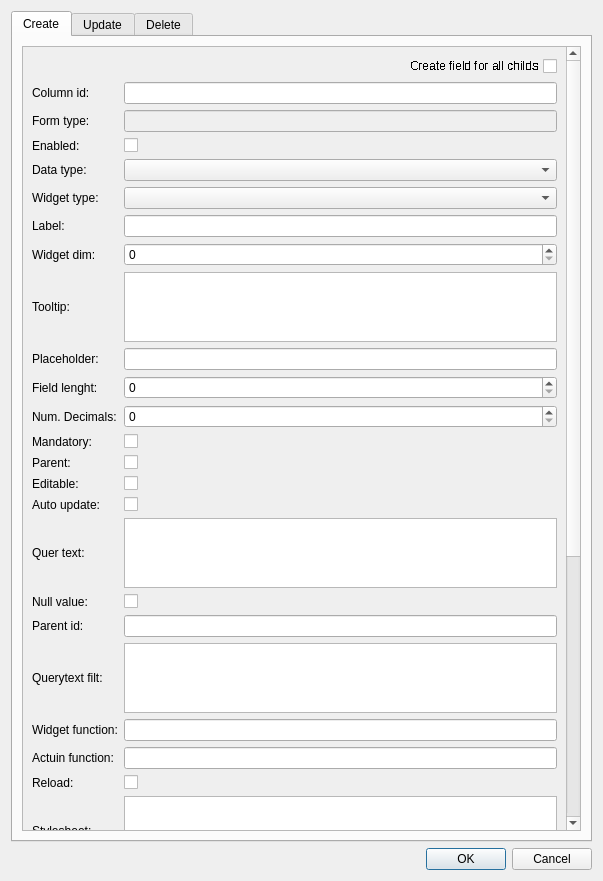
Giswater/giswater_qgis_plugin, file ui/manage_addfields.ui: the form before one commit.
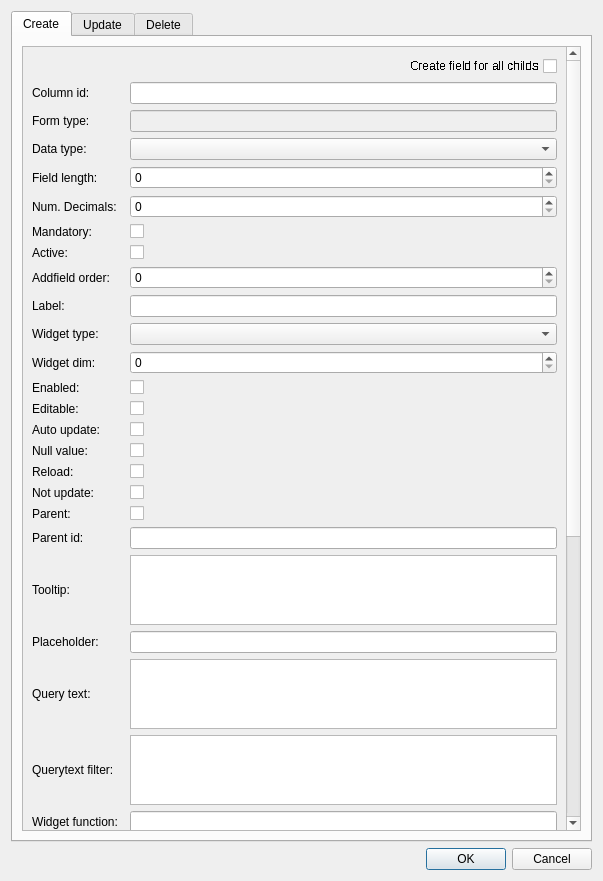
The form after the commit.

What changed in the file:
```diff
--- a/ui/manage_addfields.ui
+++ b/ui/manage_addfields.ui
@@ -65,22 +65,15 @@
            <rect>
             <x>0</x>
             <y>0</y>
-            <width>542</width>
-            <height>1148</height>
+            <width>530</width>
+            <height>1418</height>
            </rect>
           </property>
           <layout class="QGridLayout" name="gridLayout_9">
-           <item row="8" column="0">
-            <widget class="QLabel" name="lbl_61">
-             <property name="text">
-              <string>Widget dim:</string>
-             </property>
-            </widget>
+           <item row="1" column="2">
+            <widget class="QLineEdit" name="column_id"/>
            </item>
-           <item row="12" column="1">
-            <widget class="QSpinBox" name="field_length"/>
-           </item>
-           <item row="2" column="1">
+           <item row="2" column="2">
             <widget class="QLineEdit" name="formtype">
              <property name="enabled">
               <bool>false</bool>
@@ -90,170 +83,47 @@
              </property>
             </widget>
            </item>
-           <item row="12" column="0">
-            <widget class="QLabel" name="lbl_60">
-             <property name="text">
-              <string>Field lenght:</string>
-             </property>
-            </widget>
-           </item>
-           <item row="14" column="0">
-            <widget class="QLabel" name="lbl_59">
-             <property name="text">
-              <string>Mandatory:</string>
-             </property>
-            </widget>
-           </item>
-           <item row="1" column="1">
-            <widget class="QLineEdit" name="column_id"/>
-           </item>
-           <item row="26" column="1">
+           <item row="43" column="2">
             <widget class="QLineEdit" name="action_function"/>
            </item>
-           <item row="16" column="0">
-            <widget class="QLabel" name="lbl_56">
-             <property name="text">
-              <string>Editable:</string>
-             </property>
-            </widget>
-           </item>
-           <item row="17" column="1">
+           <item row="26" column="2">
             <widget class="QCheckBox" name="isautoupdate">
              <property name="text">
               <string/>
              </property>
             </widget>
            </item>
-           <item row="27" column="0">
-            <widget class="QLabel" name="lbl_75">
+           <item row="16" column="0">
+            <widget class="QLabel" name="lbl_61">
              <property name="text">
-              <string>Reload:</string>
+              <string>Widget dim:</string>
              </property>
             </widget>
            </item>
-           <item row="11" column="1">
-            <widget class="QLineEdit" name="placeholder"/>
-           </item>
-           <item row="8" column="1">
-            <widget class="QSpinBox" name="widgetdim"/>
-           </item>
-           <item row="6" column="1">
-            <widget class="QComboBox" name="widgettype"/>
-           </item>
-           <item row="30" column="1">
-            <widget class="QCheckBox" name="isnotupdate">
-             <property name="text">
-              <string/>
-             </property>
-            </widget>
-           </item>
-           <item row="27" column="1">
-            <widget class="QCheckBox" name="isreload">
-             <property name="text">
-              <string/>
-             </property>
-            </widget>
-           </item>
-           <item row="17" column="0">
-            <widget class="QLabel" name="lbl_63">
-             <property name="text">
-              <string>Auto update:</string>
-             </property>
-            </widget>
-           </item>
-           <item row="24" column="1">
-            <widget class="QLineEdit" name="widgetfunction"/>
-           </item>
-           <item row="13" column="1">
-            <widget class="QSpinBox" name="num_decimals"/>
-           </item>
-           <item row="9" column="0">
-            <widget class="QLabel" name="lbl_55">
-             <property name="text">
-              <string>Tooltip:</string>
-             </property>
-            </widget>
-           </item>
-           <item row="11" column="0">
-            <widget class="QLabel" name="lbl_57">
-             <property name="text">
-              <string>Placeholder:</string>
-             </property>
-            </widget>
-           </item>
-           <item row="7" column="0">
-            <widget class="QLabel" name="lbl_72">
-             <property name="text">
-              <string>Label:</string>
-             </property>
-            </widget>
-           </item>
-           <item row="21" column="0">
-            <widget class="QLabel" name="lbl_68">
-             <property name="text">
-              <string>Parent id:</string>
-             </property>
-            </widget>
-           </item>
-           <item row="26" column="0">
-            <widget class="QLabel" name="lbl_66">
-             <property name="text">
-              <string>Actuin function:</string>
-             </property>
-            </widget>
-           </item>
-           <item row="33" column="0">
-            <widget class="QLabel" name="lbl_79">
-             <property name="text">
-              <string>List filter param:</string>
-             </property>
-            </widget>
-           </item>
-           <item row="24" column="0">
-            <widget class="QLabel" name="lbl_67">
-             <property name="text">
-              <string>Widget function:</string>
-             </property>
-            </widget>
-           </item>
-           <item row="15" column="1">
-            <widget class="QCheckBox" name="isparent">
-             <property name="text">
-              <string/>
-             </property>
-            </widget>
-           </item>
-           <item row="35" column="0">
-            <widget class="QLabel" name="lbl_80">
-             <property name="text">
-              <string>Editability:</string>
-             </property>
-            </widget>
-           </item>
-           <item row="30" column="0">
-            <widget class="QLabel" name="lbl_77">
-             <property name="text">
-              <string>Not update:</string>
-             </property>
-            </widget>
-           </item>
-           <item row="28" column="0">
+           <item row="45" column="0">
             <widget class="QLabel" name="lbl_78">
              <property name="text">
               <string>Stylesheet:</string>
              </property>
             </widget>
            </item>
-           <item row="21" column="1">
-            <widget class="QLineEdit" name="dv_parent_id"/>
+           <item row="52" column="0">
+            <widget class="QLabel" name="lbl_80">
+             <property name="text">
+              <string>Editability:</string>
+             </property>
+            </widget>
            </item>
-           <item row="31" column="0">
+           <item row="48" column="0">
             <widget class="QLabel" name="lbl_76">
              <property name="text">
               <string>Typeahead:</string>
              </property>
             </widget>
            </item>
+           <item row="41" column="2">
+            <widget class="QLineEdit" name="widgetfunction"/>
+           </item>
            <item row="4" column="0">
             <widget class="QLabel" name="lbl_73">
              <property name="text">
@@ -261,17 +131,20 @@
              </property>
             </widget>
            </item>
-           <item row="20" column="1">
-            <widget class="QCheckBox" name="dv_isnullvalue">
+           <item row="14" column="2">
+            <widget class="QComboBox" name="widgettype"/>
+           </item>
+           <item row="43" column="0">
+            <widget class="QLabel" name="lbl_66">
              <property name="text">
-              <string/>
+              <string>Action function:</string>
              </property>
             </widget>
            </item>
-           <item row="14" column="1">
-            <widget class="QCheckBox" name="ismandatory">
+           <item row="26" column="0">
+            <widget class="QLabel" name="lbl_63">
              <property name="text">
-              <string/>
+              <string>Auto update:</string>
              </property>
             </widget>
            </item>
@@ -282,10 +155,17 @@
              </property>
             </widget>
            </item>
-           <item row="18" column="0">
+           <item row="41" column="0">
+            <widget class="QLabel" name="lbl_67">
+             <property name="text">
+              <string>Widget function:</string>
+             </property>
+            </widget>
+           </item>
+           <item row="35" column="0">
             <widget class="QLabel" name="lbl_65">
              <property name="text">
-              <string>Quer text:</string>
+              <string>Query text:</string>
              </property>
             </widget>
            </item>
@@ -296,87 +176,235 @@
              </property>
             </widget>
            </item>
-           <item row="6" column="0">
+           <item row="14" column="0">
             <widget class="QLabel" name="lbl_71">
              <property name="text">
               <string>Widget type:</string>
              </property>
             </widget>
            </item>
-           <item row="7" column="1">
-            <widget class="QLineEdit" name="label"/>
-           </item>
-           <item row="20" column="0">
-            <widget class="QLabel" name="lbl_69">
+           <item row="50" column="0">
+            <widget class="QLabel" name="lbl_79">
              <property name="text">
-              <string>Null value:</string>
+              <string>List filter param:</string>
              </property>
             </widget>
            </item>
-           <item row="15" column="0">
-            <widget class="QLabel" name="lbl_62">
+           <item row="48" column="2">
+            <widget class="QPlainTextEdit" name="typeahead"/>
+           </item>
+           <item row="52" column="2">
+            <widget class="QPlainTextEdit" name="editability"/>
+           </item>
+           <item row="50" column="2">
+            <widget class="QPlainTextEdit" name="listfilterparam"/>
+           </item>
+           <item row="35" column="2">
+            <widget class="QPlainTextEdit" name="dv_querytext"/>
+           </item>
+           <item row="4" column="2">
+            <widget class="QComboBox" name="datatype"/>
+           </item>
+           <item row="0" column="2">
+            <widget class="QCheckBox" name="chk_multi_insert">
+             <property name="font">
+              <font>
+               <stylestrategy>NoAntialias</stylestrategy>
+              </font>
+             </property>
+             <property name="layoutDirection">
+              <enum>Qt::RightToLeft</enum>
+             </property>
              <property name="text">
-              <string>Parent:</string>
+              <string>Create field for all childs</string>
              </property>
             </widget>
            </item>
-           <item row="13" column="0">
+           <item row="9" column="2">
+            <widget class="QSpinBox" name="num_decimals"/>
+           </item>
+           <item row="9" column="0">
             <widget class="QLabel" name="lbl_58">
              <property name="text">
               <string>Num. Decimals:</string>
              </property>
             </widget>
            </item>
-           <item row="22" column="0">
-            <widget class="QLabel" name="lbl_64">
-             <property name="text">
-              <string>Querytext filt:</string>
-             </property>
-            </widget>
-           </item>
-           <item row="16" column="1">
-            <widget class="QCheckBox" name="iseditable">
-             <property name="text">
-              <string/>
-             </property>
-            </widget>
-           </item>
-           <item row="3" column="0">
+           <item row="21" column="0">
             <widget class="QLabel" name="lbl_74">
              <property name="text">
               <string>Enabled:</string>
              </property>
             </widget>
            </item>
-           <item row="22" column="1">
+           <item row="6" column="2">
+            <widget class="QSpinBox" name="field_length"/>
+           </item>
+           <item row="6" column="0">
+            <widget class="QLabel" name="lbl_60">
+             <property name="text">
+              <string>Field length:</string>
+             </property>
+            </widget>
+           </item>
+           <item row="13" column="0">
+            <widget class="QLabel" name="lbl_72">
+             <property name="text">
+              <string>Label:</string>
+             </property>
+            </widget>
+           </item>
+           <item row="22" column="0">
+            <widget class="QLabel" name="lbl_56">
+             <property name="text">
+              <string>Editable:</string>
+             </property>
+            </widget>
+           </item>
+           <item row="10" column="0">
+            <widget class="QLabel" name="lbl_59">
+             <property name="text">
+              <string>Mandatory:</string>
+             </property>
+            </widget>
+           </item>
+           <item row="32" column="0">
+            <widget class="QLabel" name="lbl_68">
+             <property name="text">
+              <string>Parent id:</string>
+             </property>
+            </widget>
+           </item>
+           <item row="13" column="2">
+            <widget class="QLineEdit" name="label"/>
+           </item>
+           <item row="30" column="0">
+            <widget class="QLabel" name="lbl_62">
+             <property name="text">
+              <string>Parent:</string>
+             </property>
+            </widget>
+           </item>
+           <item row="36" column="2">
             <widget class="QPlainTextEdit" name="dv_querytext_filterc"/>
            </item>
-           <item row="33" column="1">
-            <widget class="QPlainTextEdit" name="listfilterparam"/>
+           <item row="36" column="0">
+            <widget class="QLabel" name="lbl_64">
+             <property name="text">
+              <string>Querytext filter:</string>
+             </property>
+            </widget>
            </item>
-           <item row="9" column="1">
+           <item row="12" column="2">
+            <widget class="QSpinBox" name="orderby"/>
+           </item>
+           <item row="30" column="2">
+            <widget class="QCheckBox" name="isparent">
+             <property name="text">
+              <string/>
+             </property>
+            </widget>
+           </item>
+           <item row="27" column="0">
+            <widget class="QLabel" name="lbl_69">
+             <property name="text">
+              <string>Null value:</string>
+             </property>
+            </widget>
+           </item>
+           <item row="32" column="2">
+            <widget class="QLineEdit" name="dv_parent_id"/>
+           </item>
+           <item row="21" column="2">
+            <widget class="QCheckBox" name="isenabled">
+             <property name="text">
+              <string/>
+             </property>
+            </widget>
+           </item>
+           <item row="33" column="2">
             <widget class="QPlainTextEdit" name="tooltip"/>
            </item>
-           <item row="28" column="1">
+           <item row="10" column="2">
+            <widget class="QCheckBox" name="ismandatory">
+             <property name="text">
+              <string/>
+             </property>
+            </widget>
+           </item>
+           <item row="27" column="2">
+            <widget class="QCheckBox" name="dv_isnullvalue">
+             <property name="text">
+              <string/>
+             </property>
+            </widget>
+           </item>
+           <item row="22" column="2">
+            <widget class="QCheckBox" name="iseditable">
+             <property name="text">
+              <string/>
+             </property>
+            </widget>
+           </item>
+           <item row="33" column="0">
+            <widget class="QLabel" name="lbl_55">
+             <property name="text">
+              <string>Tooltip:</string>
+             </property>
+            </widget>
+           </item>
+           <item row="45" column="2">
             <widget class="QPlainTextEdit" name="stylesheet"/>
            </item>
-           <item row="3" column="1">
-            <widget class="QCheckBox" name="isenabled">
+           <item row="16" column="2">
+            <widget class="QSpinBox" name="widgetdim"/>
+           </item>
+           <item row="28" column="0">
+            <widget class="QLabel" name="lbl_75">
              <property name="text">
+              <string>Reload:</string>
+             </property>
+            </widget>
+           </item>
+           <item row="34" column="2">
+            <widget class="QLineEdit" name="placeholder"/>
+           </item>
+           <item row="34" column="0">
+            <widget class="QLabel" name="lbl_57">
+             <property name="text">
+              <string>Placeholder:</string>
+             </property>
+            </widget>
+           </item>
+           <item row="28" column="2">
+            <widget class="QCheckBox" name="isreload">
+             <property name="text">
               <string/>
              </property>
             </widget>
            </item>
-           <item row="18" column="1">
-            <widget class="QPlainTextEdit" name="dv_querytext"/>
+           <item row="11" column="0">
+            <widget class="QLabel" name="lbl_89">
+             <property name="text">
+              <string>Active:</string>
+             </property>
+            </widget>
            </item>
-           <item row="31" column="1">
-            <widget class="QPlainTextEdit" name="typeahead"/>
+           <item row="11" column="2">
+            <widget class="QCheckBox" name="active">
+             <property name="text">
+              <string/>
+             </property>
+            </widget>
            </item>
-           <item row="35" column="1">
-            <widget class="QPlainTextEdit" name="editability"/>
+           <item row="12" column="0">
+            <widget class="QLabel" name="lbl_90">
+             <property name="text">
+              <string>Addfield order:</string>
+             </property>
+            </widget>
            </item>
-           <item row="37" column="0" colspan="2">
+           <item row="54" column="0" colspan="3">
             <widget class="QGroupBox" name="group_current_addfields">
              <property name="title">
               <string>Current addfields</string>
@@ -388,23 +416,19 @@
              </layout>
             </widget>
            </item>
-           <item row="0" column="1">
-            <widget class="QCheckBox" name="chk_multi_insert">
-             <property name="font">
-              <font>
-               <stylestrategy>NoAntialias</stylestrategy>
-              </font>
-             </property>
-             <property name="layoutDirection">
-              <enum>Qt::RightToLeft</enum>
-             </property>
+           <item row="29" column="0">
+            <widget class="QLabel" name="lbl_77">
              <property name="text">
-              <string>Create field for all childs</string>
+              <string>Not update:</string>
              </property>
             </widget>
            </item>
-           <item row="4" column="1">
-            <widget class="QComboBox" name="datatype"/>
+           <item row="29" column="2">
+            <widget class="QCheckBox" name="isnotupdate">
+             <property name="text">
+              <string/>
+             </property>
+            </widget>
            </item>
           </layout>
          </widget>
```
